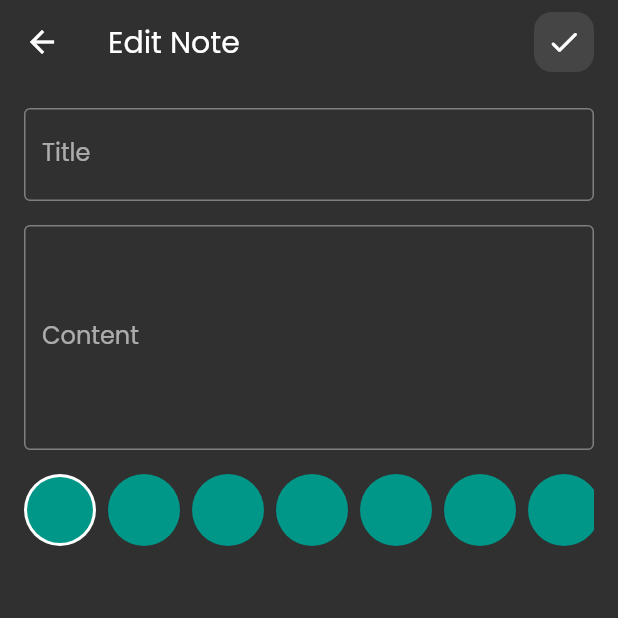
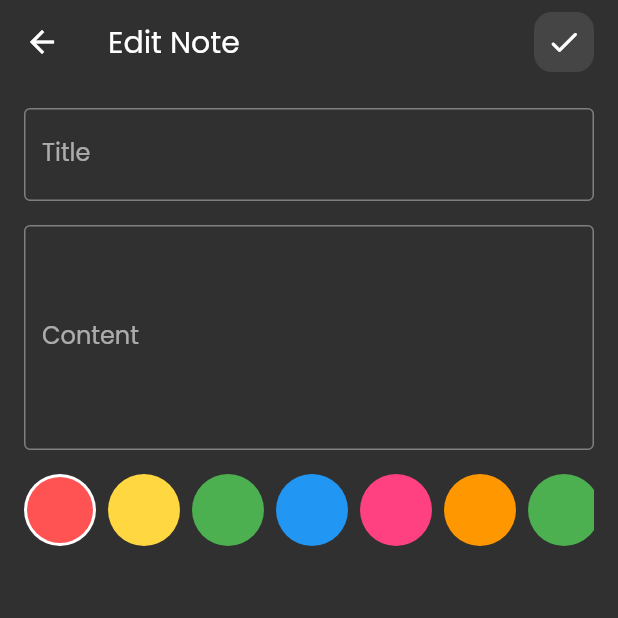
Before and after one commit to FadyFawzyOfficial/notes, a Flutter app: the EditNoteView screen opened directly with empty values, on a phone screen of 412 x 824 dp, the top half of it. Run offline on Flutter 3.47's test engine with Material 2 defaults, Android fonts, the phone set to English and light mode, and no system bars; our stand-ins replace flutter_bloc, hive, hive_flutter; accounts and stored records are empty.

Commit message:
3. Add Color Pallet as List<Color>

```diff
--- a/lib/views/widgets/colors_list_view.dart
+++ b/lib/views/widgets/colors_list_view.dart
@@ -8,6 +8,19 @@ class ColorsListView extends StatefulWidget {
 }
 
 class _ColorsListViewState extends State<ColorsListView> {
+  static const colors = [
+    Color(0xFFFF5252), // Watermelon Red
+    Color(0xFFFFD740), // Sunflower Yellow
+    Color(0xFF4CAF50), // Mint Green
+    Color(0xFF2196F3), // Sky Blue
+    Color(0xFFFF4081), // Pink
+    Color(0xFFFF9800), // Orange
+    Color(0xFF4CAF50), // Green
+    Color(0xFFFFC107), // Yellow
+    Color(0xFF9C27B0), // Purple
+    Color(0xFF03A9F4), // Light Blue
+  ];
+
   var selectedColorIndex = 0;
 
   @override
@@ -16,12 +29,12 @@ class _ColorsListViewState extends State<ColorsListView> {
       height: 48,
       child: ListView.separated(
         scrollDirection: Axis.horizontal,
-        itemCount: 10,
+        itemCount: colors.length,
         itemBuilder: (context, index) => InkWell(
           borderRadius: const BorderRadius.all(Radius.circular(24)),
           onTap: () => setState(() => selectedColorIndex = index),
           child: ColorItem(
-            color: Colors.teal,
+            color: colors[index],
             isSelected: selectedColorIndex == index,
           ),
         ),
```
